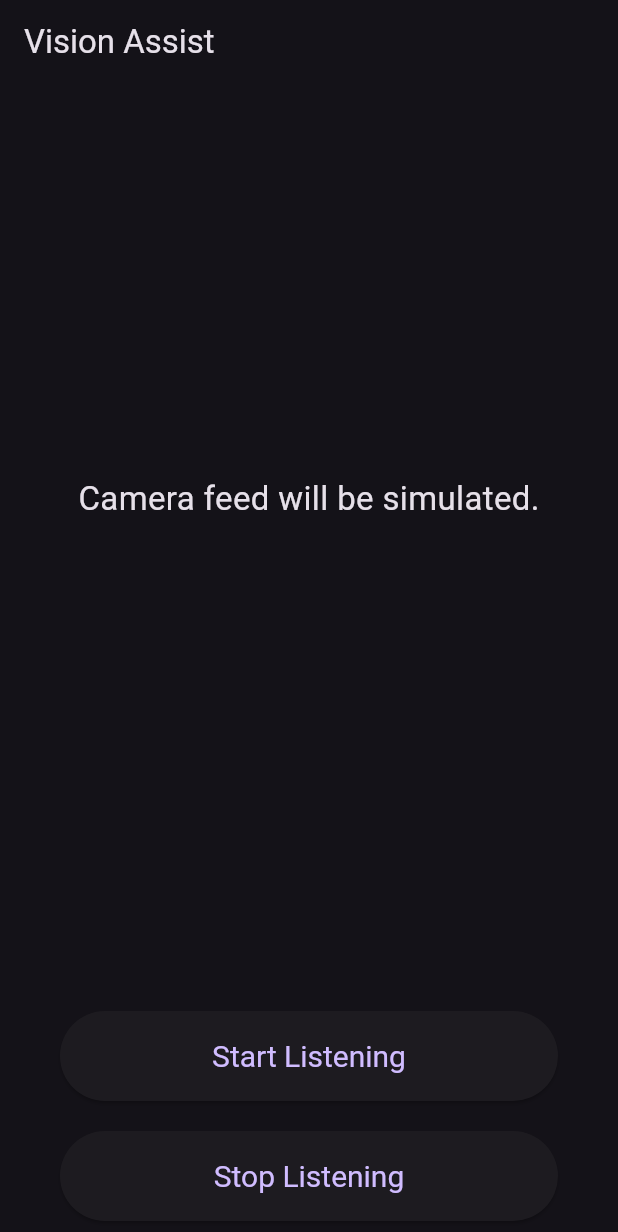
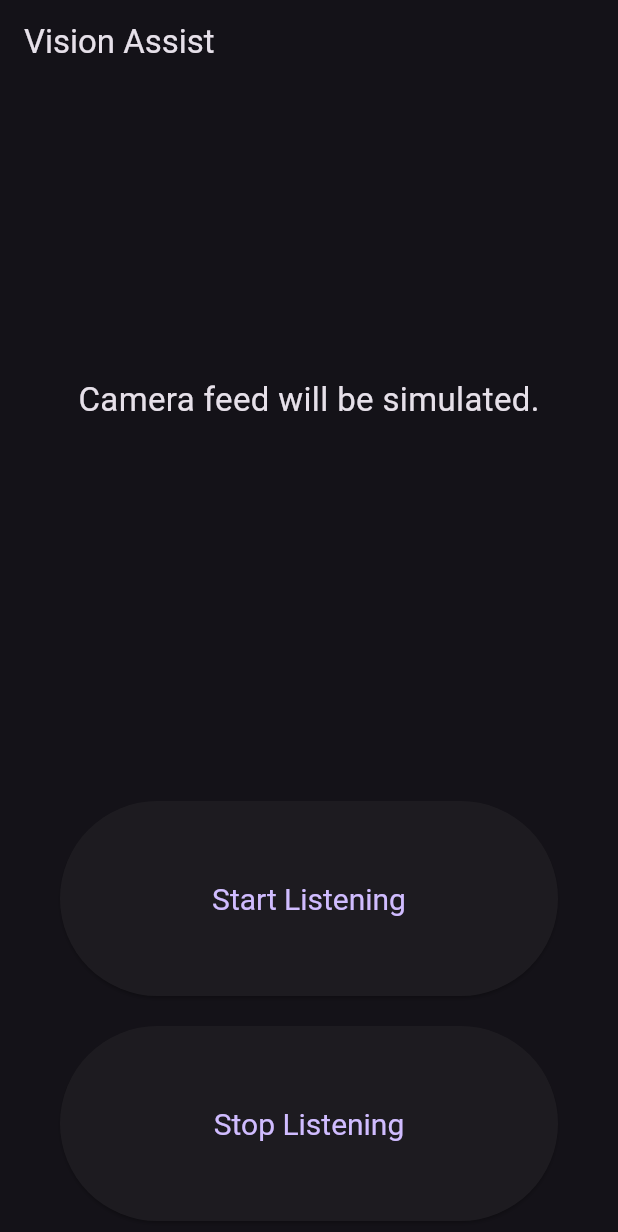
Before and after one commit to RavindranathTagor/SmartEye, a Flutter app: the screen it shows after launch, on a phone screen of 412 x 824 dp. Shown: the top 1232 px of the screen. Run offline on Flutter 3.47's test engine with Material 3 defaults, Android fonts, the light colour scheme and no system bars; our stand-ins replace flutter_dotenv, flutter_tts, speech_to_text.

Commit message:
Third commit

```diff
--- a/lib/main.dart
+++ b/lib/main.dart
@@ -14,7 +14,7 @@ Future<void> main() async {
   runApp(
     MaterialApp(
       theme: ThemeData.dark(),
-      home: TakePictureScreen(),
+      home: const TakePictureScreen(),
     ),
   );
 }
@@ -105,7 +105,7 @@ class TakePictureScreenState extends State<TakePictureScreen> {
   Future<List<int>> captureImageFromESP32() async {
     try {
       final response =
-          await http.get(Uri.parse('http://192.168.122.117/capture'));
+          await http.get(Uri.parse('http://192.168.45.117/capture'));
 
       if (response.statusCode == 200) {
         return response.bodyBytes;
@@ -173,9 +173,10 @@ class TakePictureScreenState extends State<TakePictureScreen> {
           {
             "data": {
               "text": {
-                "raw": '''<s>
-                  <<SYS>> You are a virtual assistant. Your response must be below 50 words <</SYS>>
-                  [INST] $content [/INST]'''
+                "raw": '''
+              You are a virtual assistant. Provide clear and concise responses, keeping the response under 50 words.
+              $content
+              '''
               }
             }
           }
@@ -188,7 +189,7 @@ class TakePictureScreenState extends State<TakePictureScreen> {
             "data": {
               "text": {
                 "raw":
-                    "you are assistant of blind person and you guiding a blind person whats there in surrounding, keep it short and detailed, don't use image word"
+                    "You are an assistant for a visually impaired person. Describe their surroundings clearly and concisely, focusing on key objects, people, and important details. Use straightforward language and avoid the word 'image'. Ensure your description is no longer than 150 words and provides useful information for navigation and awareness."
               },
               "image": {"base64": content}
             }
@@ -362,7 +363,7 @@ class TakePictureScreenState extends State<TakePictureScreen> {
       ),
       body: Column(
         children: [
-          Expanded(
+          const Expanded(
             child: Center(
               child: Text(
                 'Camera feed will be simulated.',
@@ -372,8 +373,8 @@ class TakePictureScreenState extends State<TakePictureScreen> {
             ),
           ),
           if (isBusy)
-            Padding(
-              padding: const EdgeInsets.all(12.0),
+            const Padding(
+              padding: EdgeInsets.all(12.0),
               child: CircularProgressIndicator(),
             ),
           Padding(
@@ -382,7 +383,7 @@ class TakePictureScreenState extends State<TakePictureScreen> {
             child: Text(
               display,
               style:
-                  TextStyle(fontSize: 22), // Larger text for better readability
+                  const TextStyle(fontSize: 16), // Larger text for better readability
             ),
           ),
           Padding(
@@ -395,8 +396,8 @@ class TakePictureScreenState extends State<TakePictureScreen> {
               },
               style: ElevatedButton.styleFrom(
                 minimumSize:
-                    Size(double.infinity, 60), // Full-width, larger button
-                textStyle: TextStyle(fontSize: 20), // Larger text on the button
+                    const Size(double.infinity, 130), // Full-width, larger button
+                textStyle: const TextStyle(fontSize: 20), // Larger text on the button
               ),
               child: const Text('Start Listening'),
             ),
@@ -411,8 +412,8 @@ class TakePictureScreenState extends State<TakePictureScreen> {
               },
               style: ElevatedButton.styleFrom(
                 minimumSize:
-                    Size(double.infinity, 60), // Full-width, larger button
-                textStyle: TextStyle(fontSize: 20), // Larger text on the button
+                    const Size(double.infinity, 130), // Full-width, larger button
+                textStyle: const TextStyle(fontSize: 20), // Larger text on the button
               ),
               child: const Text('Stop Listening'),
             ),
```
